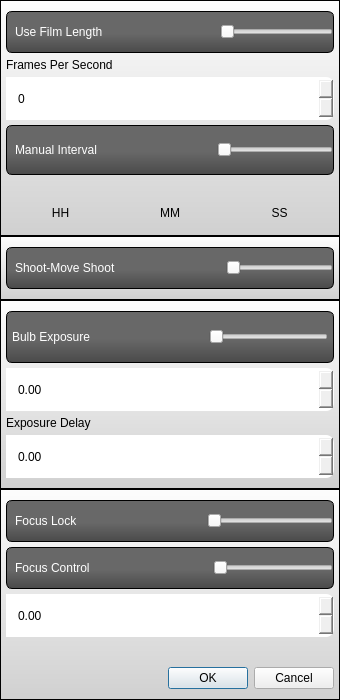
The window that Graffik/gui/film/Dialogs/cameracontroldialog.ui (DynamicPerception/Graffik_Legacy) describes before a commit, drawn with Qt 5.
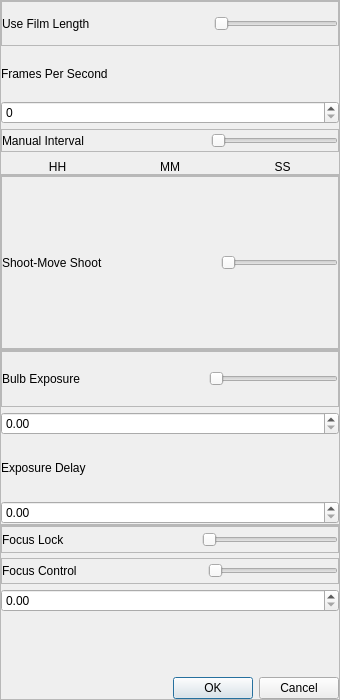
The same window after the commit. Icons and pictures are not drawn. Custom widgets are drawn as their Qt base class.

The edit to the form file:
```diff
--- a/Graffik/gui/film/Dialogs/cameracontroldialog.ui
+++ b/Graffik/gui/film/Dialogs/cameracontroldialog.ui
@@ -20,205 +20,7 @@
    <string>Camera Control Parameters</string>
   </property>
   <property name="styleSheet">
-   <string notr="true">#hhSpinLabel, #mmSpinLabel, #ssSpinLabel {
-text-align:center;
-}
-
-
-#buttonBox QPushButton {
-
-border-image: url(:/core/small-blue-but-normal.png);
-border: 0px transparent;
-max-width:75px;
-max-height: 24px;
-min-width:75px;
-min-height: 24px;
-color: rgb(255,255,255);
-font: 12px &quot;Lucida Sans&quot;;
-}
-
-#manIntShowFrame {
-
-min-height: 100px;
-max-height: 100px;
-}
-
-QDoubleSpinBox, QSpinBox {
-padding-left: 10px;
-padding-right: 29px;
-border-image:url(:/core/scroll-spin-bg.png);
-border: 0px transparent;
-border-top-right-radius:8px;
-border-bottom-right-radius: 8px;
-border-right: 0px;
-min-height: 43px;
-max-height: 43px;
-font: 20px &quot;Lucida Sans&quot;;
-}
-
-QDoubleSpinBox:disabled, QSpinBox:disabled {
-border-image:url(:/core/scroll-spin-bg-dis.png);
-border: 0px transparent;
-}
-
-QDoubleSpinBox::up-button, QSpinBox::up-button {
-border-image:url(:/core/scroll-spin-up.png);
-border: 0px transparent;
-border-radius-top-right:16px;
-min-height: 21px;
-max-height: 21px;
-min-width:29px;
-max-width:29px;
-}
-
-QDoubleSpinBox::down-button, QSpinBox::down-button {
-border-image:url(:/core/scroll-spin-down.png);
-border: 0px transparent;
-min-height: 22px;
-max-height: 22px;
-min-width:29px;
-max-width:29px;
-}
-
-FlickNumber #wheelLabel {
-border-image:url(:/core/kinetic-sm-wheel.png);
-border:0px transparent;
-padding: 0px;
-margin:0px;
-max-height: 30px;
-min-height: 30px;
-}
-
-FlickNumber QListWidget {
-show-decoration-selected: 1;
-font: 20pt &quot;Lucida Sans&quot;;
-max-height: 30px;
-min-height: 30px;
-min-width:67px;
-max-width:67px;
-}
-
-
-FlickNumber QListWidget::item {
-color:rgb(81,82,85);
- border-image: url(:/core/kinetic-sm-bg.png);
- border: 0px transparent;
-padding: 0px;
-margin: 0px;
-background-color: transparent;
-}
-
-FlickNumber QListWidget::item:selected {
-color:rgb(81,82,85);
- border-image: url(:/core/kinetic-bg.png);
- border: 0px transparent;
-padding: 0px;
-margin: 0px;
-background-color: transparent;
-}
-
-FlickNumber QListWidgetItem {
-text-align: center;
-}
-
-FlickNumber QListWidget::item:disabled {
-color:rgb(184, 184, 184);
-}
-
-
-
-SlideToggle {
-min-width: 66px;
-max-width: 66px;
-min-height: 34px;
-max-height: 34px;
-}
-
-SlideToggle::groove:horizontal {
- border-image: url(:/core/toggle-bg.png); 
- border-left: -9px transparent;
- border-right: -8px transparent;
- border-bottom: -5px transparent;
- border-top: 0px transparent;
-/*border: 0px transparent;*/
- padding: 0px;
- margin: 0px;
-}
-
-SlideToggle::handle:horizontal {
-margin:0px;
-padding:0px;
-image: url(:/core/slider-handle-blue.png);
-}
-
-SlideToggle {
-margin:4px;
-}
-
-#expDelayLabel {
-max-height:15px;
-}
-
-#SMSInnerFrame, #focLocFrame, #focusConFrame, #manIntFrame, #filmLenFrame {
-max-height: 50px;
-min-height: 40px;
-}
-
-#bulbExpFrame {
-padding: 5px;
-max-height: 50px;
-min-height: 40px;
-}
-#SMSFrame {
-max-height:75px;
-}
-
-#SMSInnerFrame, #filmLenFrame, #bulbExpFrame, #focLocFrame, #focusConFrame, #manIntFrame {
-/*background-color: qlineargradient(spread:pad, x1:0, y1:0, x2:0, y2:1, stop:0 rgba(172, 172, 172, 255), stop:1 rgba(146, 146, 146, 255));*/
- background-color: qlineargradient(spread:pad, x1:0, y1:0, x2:0, y2:1, stop:0.541872 rgba(104, 104, 104, 255), stop:1 rgba(74, 74, 74, 255));
-border: 1px solid rgb(0,0,0);
-border-radius: 6px;
-}
-
-#SMSInnerFrame QLabel, #filmLenFrame QLabel, #bulbExpFrame QLabel, #focLocFrame QLabel, #focusConFrame QLabel, #manIntFrame QLabel {
-color: rgb(255,255,255);
-font: 16pt &quot;Lucida Sans&quot;;
-}
-
-#SMSInnerFrame QLabel, #filmLenFrame QLabel, #focLocFrame QLabel, #focusConFrame QLabel, #manIntFrame QLabel {
-margin-left: 5px;
-}
-
-#SMSFrame, #exposureFrame, #focusFrame, #filmDefFrame {
-padding-top: 10px;
-padding-bottom:10px;
-padding-right: 5px;
-padding-left: 5px;
-margin: 0px;
-background-color: qlineargradient(spread:pad, x1:0, y1:0, x2:0, y2:1, stop:0 rgba(253, 253, 253, 255), stop:1 rgba(208, 208, 208, 255));
-border-top: 1px solid;
-border-right: 1px solid;
-border-left: 1px solid;
-border-bottom: 1px solid;
-}
-
-#focusFrame {
-border-bottom: 1px solid;
-}
-
-#focusFrame QVBoxLayout {
-qproperty-spacing: 5;
-}
-
-#CameraControlDialog {
-background-color: qlineargradient(spread:pad, x1:0, y1:0, x2:0, y2:1, stop:0 rgba(253, 253, 253, 255), stop:1 rgba(208, 208, 208, 255));
-padding: 0px;
-margin:0px;
-}
-
-#exposureFrame, #focusFrame, #filmDefFrame {
-margin: 0px;
-}</string>
+   <string notr="true"/>
   </property>
   <layout class="QVBoxLayout" name="verticalLayout_3">
    <property name="spacing">
@@ -738,17 +540,17 @@
   </layout>
  </widget>
  <customwidgets>
+  <customwidget>
+   <class>SlideToggle</class>
+   <extends>QSlider</extends>
+   <header>core/Widgets/slidetoggle.h</header>
+  </customwidget>
   <customwidget>
    <class>FlickNumber</class>
    <extends>QWidget</extends>
    <header location="global">core/Utilities/flicknumber.h</header>
    <container>1</container>
   </customwidget>
-  <customwidget>
-   <class>SlideToggle</class>
-   <extends>QSlider</extends>
-   <header>core/Widgets/slidetoggle.h</header>
-  </customwidget>
  </customwidgets>
  <resources/>
  <connections>
```
